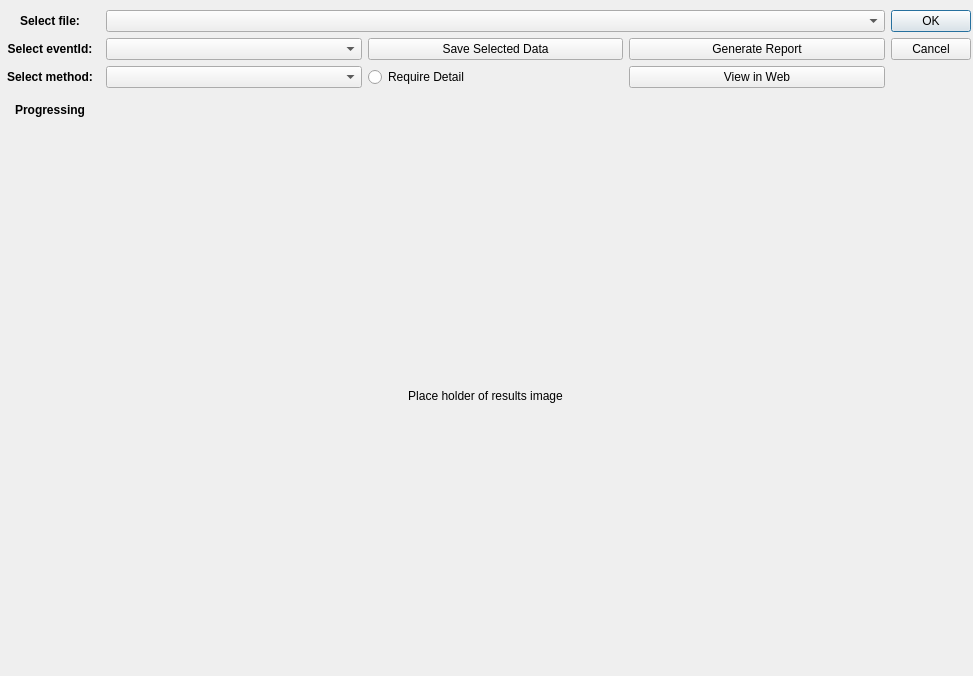
This is layout/analysis_results.ui in listenzcc/eeg-for-everyone-Qt as Qt 5 draws it before an edit. The edited form follows.
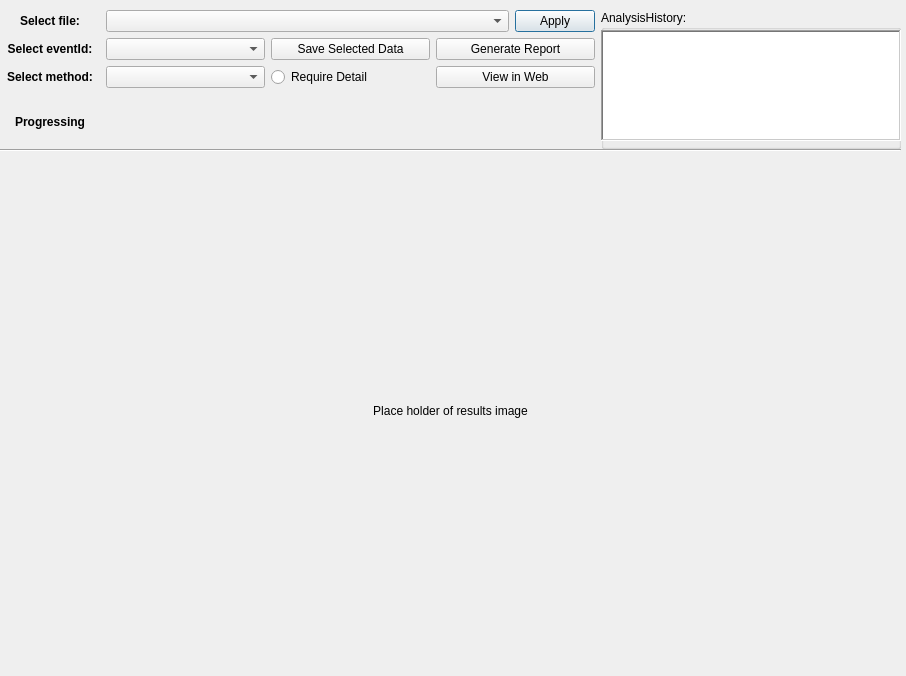
This is the edited form.

Commit message: Add report figure tracking to MI, P300, and SSVEP analysis classes and adjust UI layout dimensions

```diff
--- a/layout/analysis_results.ui
+++ b/layout/analysis_results.ui
@@ -6,7 +6,7 @@
    <rect>
     <x>0</x>
     <y>0</y>
-    <width>973</width>
+    <width>906</width>
     <height>676</height>
    </rect>
   </property>
@@ -18,13 +18,19 @@
     <rect>
      <x>0</x>
      <y>10</y>
-     <width>971</width>
-     <height>116</height>
+     <width>901</width>
+     <height>139</height>
     </rect>
    </property>
    <layout class="QHBoxLayout" name="horizontalLayout">
+    <property name="sizeConstraint">
+     <enum>QLayout::SizeConstraint::SetDefaultConstraint</enum>
+    </property>
     <item>
      <layout class="QVBoxLayout" name="verticalLayout">
+      <property name="sizeConstraint">
+       <enum>QLayout::SizeConstraint::SetDefaultConstraint</enum>
+      </property>
       <item>
        <layout class="QHBoxLayout" name="horizontalLayout_2">
         <item>
@@ -69,6 +75,22 @@
         <item>
          <widget class="QComboBox" name="zcc_comboBox_selectFile"/>
         </item>
+        <item>
+         <widget class="QDialogButtonBox" name="zcc_buttonBox_submit">
+          <property name="maximumSize">
+           <size>
+            <width>80</width>
+            <height>16777215</height>
+           </size>
+          </property>
+          <property name="orientation">
+           <enum>Qt::Orientation::Horizontal</enum>
+          </property>
+          <property name="standardButtons">
+           <set>QDialogButtonBox::StandardButton::Apply</set>
+          </property>
+         </widget>
+        </item>
        </layout>
       </item>
       <item>
@@ -232,13 +254,62 @@
      </layout>
     </item>
     <item>
-     <widget class="QDialogButtonBox" name="zcc_buttonBox_submit">
-      <property name="orientation">
-       <enum>Qt::Orientation::Vertical</enum>
+     <widget class="QGroupBox" name="groupBox">
+      <property name="sizePolicy">
+       <sizepolicy hsizetype="Preferred" vsizetype="Preferred">
+        <horstretch>0</horstretch>
+        <verstretch>0</verstretch>
+       </sizepolicy>
       </property>
-      <property name="standardButtons">
-       <set>QDialogButtonBox::StandardButton::Cancel|QDialogButtonBox::StandardButton::Ok</set>
+      <property name="minimumSize">
+       <size>
+        <width>300</width>
+        <height>137</height>
+       </size>
       </property>
+      <property name="maximumSize">
+       <size>
+        <width>600</width>
+        <height>16777215</height>
+       </size>
+      </property>
+      <property name="baseSize">
+       <size>
+        <width>600</width>
+        <height>0</height>
+       </size>
+      </property>
+      <property name="title">
+       <string>AnalysisHistory:</string>
+      </property>
+      <property name="flat">
+       <bool>true</bool>
+      </property>
+      <widget class="QListWidget" name="zcc_listWidget_figList">
+       <property name="geometry">
+        <rect>
+         <x>0</x>
+         <y>20</y>
+         <width>300</width>
+         <height>111</height>
+        </rect>
+       </property>
+       <property name="maximumSize">
+        <size>
+         <width>300</width>
+         <height>16777215</height>
+        </size>
+       </property>
+       <property name="baseSize">
+        <size>
+         <width>200</width>
+         <height>0</height>
+        </size>
+       </property>
+       <property name="frameShape">
+        <enum>QFrame::Shape::WinPanel</enum>
+       </property>
+      </widget>
      </widget>
     </item>
    </layout>
@@ -247,9 +318,9 @@
    <property name="geometry">
     <rect>
      <x>0</x>
-     <y>120</y>
-     <width>971</width>
-     <height>551</height>
+     <y>150</y>
+     <width>901</width>
+     <height>521</height>
     </rect>
    </property>
    <property name="text">
@@ -259,6 +330,19 @@
     <set>Qt::AlignmentFlag::AlignCenter</set>
    </property>
   </widget>
+  <widget class="Line" name="line">
+   <property name="geometry">
+    <rect>
+     <x>0</x>
+     <y>140</y>
+     <width>901</width>
+     <height>20</height>
+    </rect>
+   </property>
+   <property name="orientation">
+    <enum>Qt::Orientation::Horizontal</enum>
+   </property>
+  </widget>
  </widget>
  <resources/>
  <connections>
```
Left out of the diff: 6 changed lines with no effect on the pictures. The commit also changes 7 other files.
